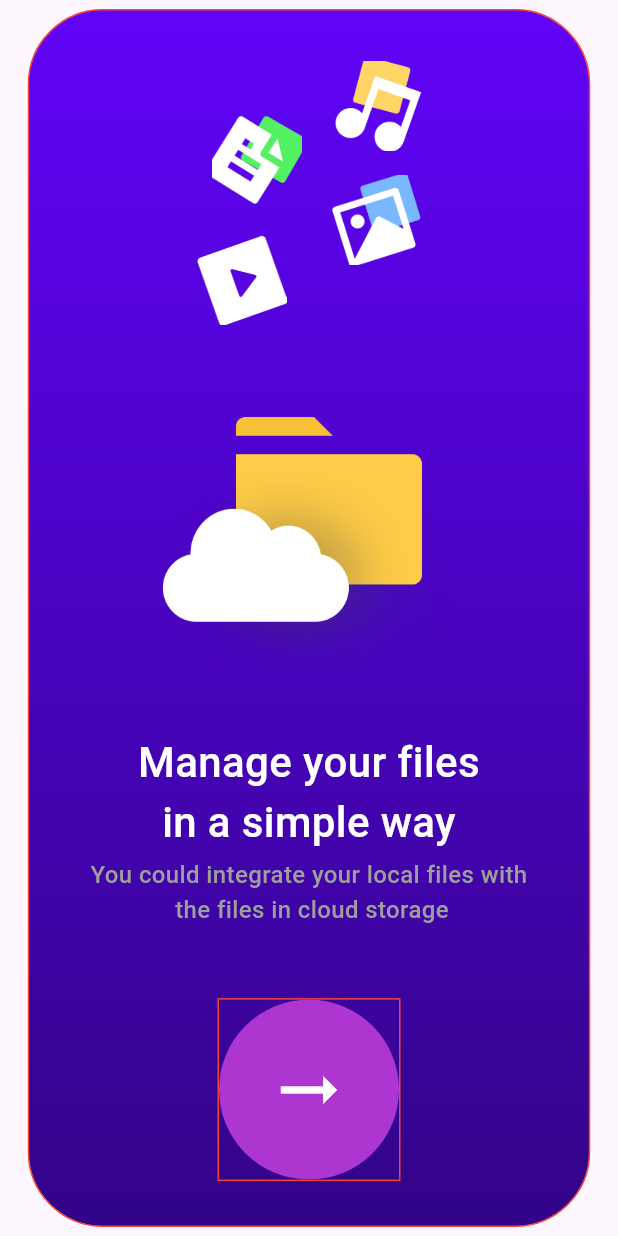
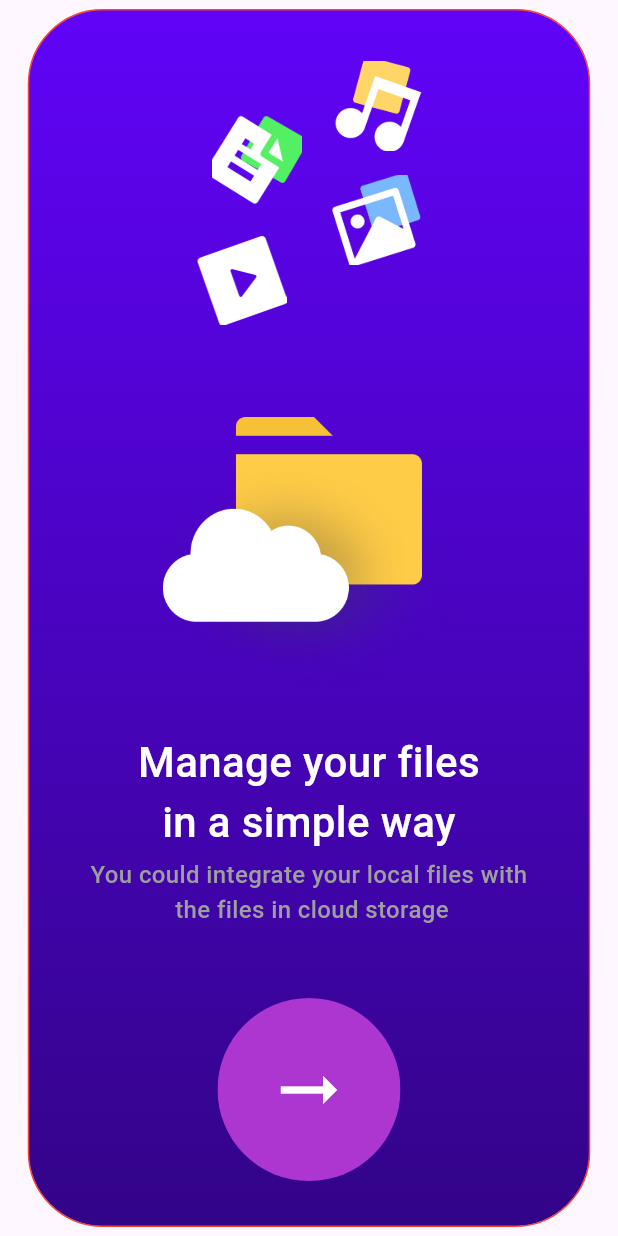
Before and after one commit to z-nt/filemanagerApp, a Flutter app: the screen it shows after launch, on a phone screen of 412 x 824 dp. Run offline on Flutter 3.47's test engine with Material 3 defaults, Android fonts, the light colour scheme and no system bars; our stand-ins replace go_router; Roboto replaces fonts that are missing (Manorope).

Commit message:
page on is ended and go for build test

```diff
--- a/filemanager/lib/pages/onloading/onloading.dart
+++ b/filemanager/lib/pages/onloading/onloading.dart
@@ -148,10 +148,7 @@ class ONLOADING extends StatelessWidget{
                         width: 122,
                         height: 122,
                         decoration: BoxDecoration(
-                          border: Border.all(
-                            width: 1 ,
-                            color: Colors.red
-                          )
+                            color:  Color.fromARGB(0, 0, 0, 0),
                         ),
                           child: ClipOval(
                             child: Material(
```
